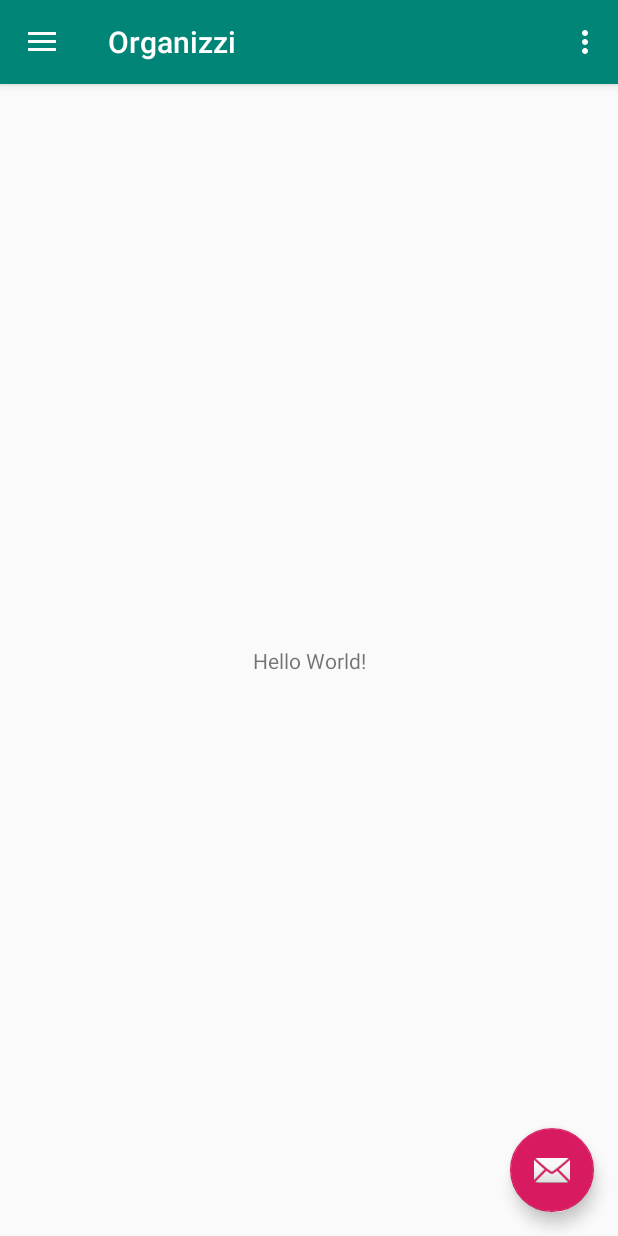
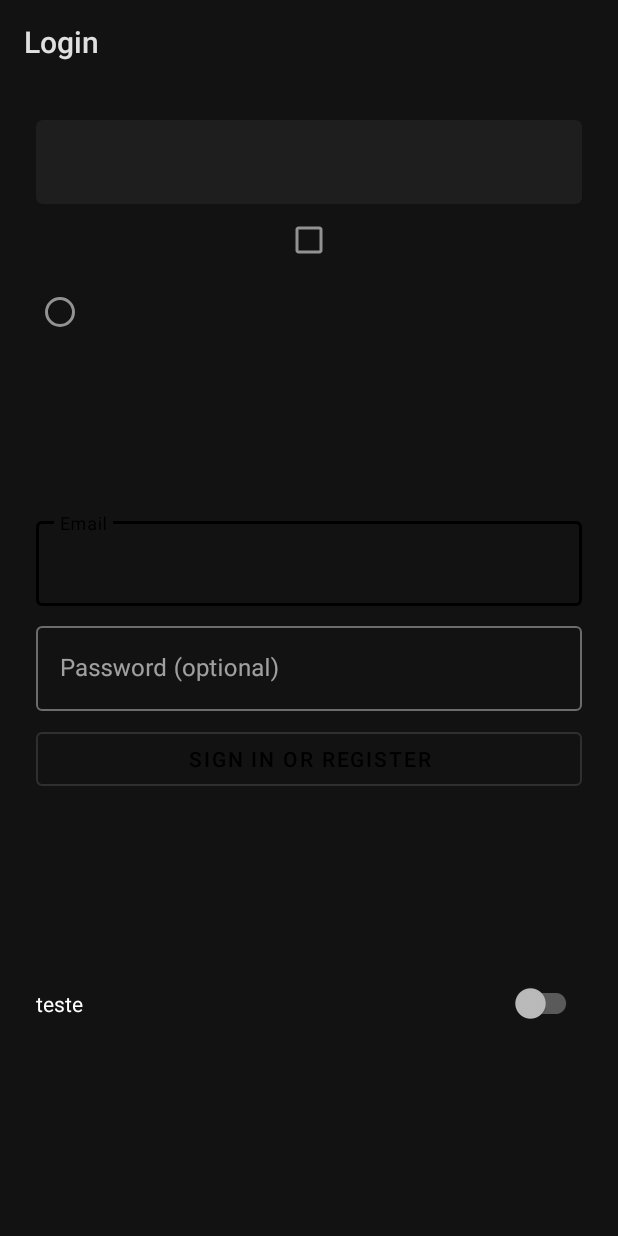
Before and after one commit to vvaltim/organizzi, an Android app: the screen it shows after launch (MainActivity before the commit, LoginActivity after it), on a phone screen of 412 x 824 dp. Run offline under Robolectric (Android 15) with nearby library versions, the phone set to English and light mode, and no system bars.

Commit message:
MaterialComponents

```diff
--- /dev/null
+++ b/app/src/main/java/com/waltervrjunior/organizzi/OrganizziApplication.kt
@@ -0,0 +1,12 @@
+package com.waltervrjunior.organizzi
+
+import android.app.Application
+import androidx.appcompat.app.AppCompatDelegate
+
+class OrganizziApplication: Application() {
+    override fun onCreate() {
+        super.onCreate()
+
+        AppCompatDelegate.setDefaultNightMode(AppCompatDelegate.MODE_NIGHT_YES)
+    }
+}
--- /dev/null
+++ b/app/src/main/java/com/waltervrjunior/organizzi/vc/LoginActivity.kt
@@ -0,0 +1,59 @@
+package com.waltervrjunior.organizzi.vc
+
+import android.animation.Animator
+import android.animation.AnimatorListenerAdapter
+import android.annotation.TargetApi
+import android.content.pm.PackageManager
+import com.google.android.material.snackbar.Snackbar
+import androidx.appcompat.app.AppCompatActivity
+import android.app.LoaderManager.LoaderCallbacks
+import android.content.CursorLoader
+import android.content.Loader
+import android.database.Cursor
+import android.net.Uri
+import android.os.AsyncTask
+import android.os.Build
+import android.os.Bundle
+import android.provider.ContactsContract
+import android.text.TextUtils
+import android.view.View
+import android.view.inputmethod.EditorInfo
+import android.widget.ArrayAdapter
+import android.widget.TextView
+
+import java.util.ArrayList
+import android.Manifest.permission.READ_CONTACTS
+import android.content.Intent
+import com.waltervrjunior.organizzi.R
+
+import kotlinx.android.synthetic.main.activity_login.*
+
+/**
+ * A login screen that offers login via email/password.
+ */
+class LoginActivity : AppCompatActivity() {
+    companion object {
+
+    }
+
+    override fun onCreate(savedInstanceState: Bundle?) {
+        super.onCreate(savedInstanceState)
+
+        setContentView(R.layout.activity_login)
+
+        password.setOnEditorActionListener(TextView.OnEditorActionListener { _, id, _ ->
+            if (id == EditorInfo.IME_ACTION_DONE || id == EditorInfo.IME_NULL) {
+                attemptLogin()
+                return@OnEditorActionListener true
+            }
+            false
+        })
+
+        email_sign_in_button.setOnClickListener { attemptLogin() }
+    }
+
+    private fun attemptLogin() {
+        startActivity(Intent(this@LoginActivity, MainActivity::class.java))
+        return
+    }
+}
--- /dev/null
+++ b/app/src/main/res/layout/activity_login.xml
@@ -0,0 +1,116 @@
+<?xml version="1.0" encoding="utf-8"?>
+<androidx.constraintlayout.widget.ConstraintLayout xmlns:android="http://schemas.android.com/apk/res/android"
+                                                   xmlns:app="http://schemas.android.com/apk/res-auto"
+                                                   xmlns:tools="http://schemas.android.com/tools"
+                                                   android:layout_width="match_parent"
+                                                   android:layout_height="match_parent"
+                                                   android:gravity="center_horizontal"
+                                                   android:orientation="vertical"
+                                                   android:paddingBottom="@dimen/activity_vertical_margin"
+                                                   android:paddingLeft="@dimen/activity_horizontal_margin"
+                                                   android:paddingRight="@dimen/activity_horizontal_margin"
+                                                   android:paddingTop="@dimen/activity_vertical_margin"
+                                                   tools:context=".vc.LoginActivity">
+
+
+    <com.google.android.material.textfield.TextInputLayout
+            style="@style/Widget.MaterialComponents.TextInputLayout.OutlinedBox"
+            android:layout_width="match_parent"
+            android:layout_height="wrap_content" android:id="@+id/textInputLayout2"
+            android:layout_marginBottom="8dp"
+            app:layout_constraintBottom_toTopOf="@+id/textInputLayout" app:layout_constraintEnd_toEndOf="parent"
+            android:layout_marginEnd="8dp" app:layout_constraintStart_toStartOf="parent"
+            android:layout_marginStart="8dp" app:layout_constraintTop_toTopOf="parent"
+            app:layout_constraintHorizontal_bias="0.5" app:layout_constraintVertical_chainStyle="packed">
+
+        <EditText
+                android:id="@+id/email"
+                android:layout_width="match_parent"
+                android:layout_height="wrap_content"
+                android:hint="@string/prompt_email"
+                android:inputType="textEmailAddress"
+                android:maxLines="1"
+                android:singleLine="true"/>
+
+    </com.google.android.material.textfield.TextInputLayout>
+
+    <com.google.android.material.textfield.TextInputLayout
+            style="@style/Widget.MaterialComponents.TextInputLayout.OutlinedBox"
+            android:layout_width="match_parent"
+            android:layout_height="wrap_content" android:id="@+id/textInputLayout"
+            android:layout_marginBottom="8dp"
+            app:layout_constraintBottom_toTopOf="@+id/email_sign_in_button" app:layout_constraintEnd_toEndOf="parent"
+            android:layout_marginEnd="8dp" app:layout_constraintStart_toStartOf="parent"
+            android:layout_marginStart="8dp" app:layout_constraintTop_toBottomOf="@+id/textInputLayout2"
+            app:layout_constraintHorizontal_bias="0.5">
+
+        <EditText
+                android:id="@+id/password"
+                android:layout_width="match_parent"
+                android:layout_height="wrap_content"
+                android:hint="@string/prompt_password"
+                android:imeActionId="6"
+                android:imeActionLabel="@string/action_sign_in_short"
+                android:imeOptions="actionUnspecified"
+                android:inputType="textPassword"
+                android:maxLines="1"
+                android:singleLine="true" android:autofillHints="" tools:targetApi="o"/>
+
+    </com.google.android.material.textfield.TextInputLayout>
+
+    <com.google.android.material.button.MaterialButton
+            android:id="@+id/email_sign_in_button"
+            android:layout_width="match_parent"
+            android:layout_height="wrap_content"
+            android:text="@string/action_sign_in"
+            android:layout_marginBottom="8dp"
+            android:layout_marginEnd="8dp"
+            android:layout_marginStart="8dp"
+            app:layout_constraintBottom_toBottomOf="parent"
+            app:layout_constraintEnd_toEndOf="parent"
+            app:layout_constraintStart_toStartOf="parent"
+            app:layout_constraintTop_toBottomOf="@+id/textInputLayout"
+            app:layout_constraintHorizontal_bias="0.5"
+            style="@style/Widget.MaterialComponents.Button.OutlinedButton"/>
+
+    <com.google.android.material.card.MaterialCardView android:layout_width="match_parent"
+                                                       android:layout_height="56dp"
+                                                       app:layout_constraintEnd_toEndOf="parent"
+                                                       android:layout_marginEnd="8dp"
+                                                       app:layout_constraintStart_toStartOf="parent"
+                                                       android:layout_marginStart="8dp" android:layout_marginTop="8dp"
+                                                       app:layout_constraintTop_toTopOf="parent"
+                                                       android:id="@+id/materialCardView"/>
+
+    <com.google.android.material.checkbox.MaterialCheckBox android:layout_width="match_parent"
+                                                           android:layout_height="0dp"
+                                                           app:layout_constraintTop_toBottomOf="@+id/materialCardView"
+                                                           app:layout_constraintEnd_toEndOf="parent"
+                                                           android:layout_marginEnd="8dp"
+                                                           app:layout_constraintStart_toStartOf="parent"
+                                                           android:layout_marginStart="8dp"
+                                                           android:id="@+id/materialCheckBox"/>
+
+    <com.google.android.material.radiobutton.MaterialRadioButton android:layout_width="match_parent"
+                                                                 android:layout_height="wrap_content"
+                                                                 android:layout_marginStart="8dp"
+                                                                 app:layout_constraintTop_toBottomOf="@+id/materialCheckBox"
+                                                                 app:layout_constraintStart_toStartOf="parent"
+                                                                 app:layout_constraintEnd_toEndOf="parent"
+                                                                 android:layout_marginEnd="8dp"
+                                                                 android:id="@+id/materialRadioButton"/>
+    <com.google.android.material.switchmaterial.SwitchMaterial android:layout_width="0dp"
+                                                               android:layout_height="0dp"
+                                                               app:layout_constraintEnd_toEndOf="parent"
+                                                               android:layout_marginEnd="8dp"
+                                                               app:layout_constraintStart_toStartOf="parent"
+                                                               android:layout_marginStart="8dp"
+                                                               android:layout_marginBottom="8dp"
+                                                               app:layout_constraintBottom_toBottomOf="parent"
+                                                               android:layout_marginTop="8dp"
+                                                               app:layout_constraintTop_toBottomOf="@+id/email_sign_in_button"
+                                                               app:useMaterialThemeColors="false"
+    android:text="teste"/>
+
+
+</androidx.constraintlayout.widget.ConstraintLayout>
--- a/app/src/main/res/layout/app_bar_main.xml
+++ b/app/src/main/res/layout/app_bar_main.xml
@@ -5,7 +5,7 @@
         xmlns:tools="http://schemas.android.com/tools"
         android:layout_width="match_parent"
         android:layout_height="match_parent"
-        tools:context=".MainActivity">
+        tools:context=".vc.MainActivity">
 
     <com.google.android.material.appbar.AppBarLayout
             android:layout_height="wrap_content"
--- a/app/src/main/res/layout/content_main.xml
+++ b/app/src/main/res/layout/content_main.xml
@@ -7,7 +7,7 @@
         android:layout_height="match_parent"
         app:layout_behavior="@string/appbar_scrolling_view_behavior"
         tools:showIn="@layout/app_bar_main"
-        tools:context=".MainActivity">
+        tools:context=".vc.MainActivity">
 
     <TextView
             android:layout_width="wrap_content"
--- /dev/null
+++ b/app/src/main/res/values-night/styles.xml
@@ -0,0 +1,20 @@
+<resources>
+
+    <!-- Base application theme. -->
+    <style name="AppTheme" parent="Theme.MaterialComponents">
+        <!-- Customize your theme here. -->
+        <item name="android:windowLightStatusBar">false</item>
+        <item name="colorPrimary">@android:color/black</item>
+        <item name="colorPrimaryDark">@android:color/black</item>
+        <item name="colorAccent">@android:color/white</item>
+        <!--<item name="android:statusBarColor">@android:color/transparent</item>-->
+        <!--<item name="android:windowTranslucentStatus">true</item>-->
+    </style>
+    <style name="AppTheme.NoActionBar">
+        <item name="windowActionBar">false</item>
+        <item name="windowNoTitle">true</item>
+    </style>
+    <style name="AppTheme.AppBarOverlay" parent="ThemeOverlay.AppCompat.Dark.ActionBar"/>
+    <style name="AppTheme.PopupOverlay" parent="ThemeOverlay.AppCompat.Light"/>
+
+</resources>
--- a/app/src/main/res/values-v21/styles.xml
+++ /dev/null
@@ -1,7 +0,0 @@
-<resources>
-    <style name="AppTheme.NoActionBar">
-        <item name="windowActionBar">false</item>
-        <item name="windowNoTitle">true</item>
-        <item name="android:statusBarColor">@android:color/transparent</item>
-    </style>
-</resources>
--- a/app/src/main/res/values/strings.xml
+++ b/app/src/main/res/values/strings.xml
@@ -6,4 +6,15 @@
     <string name="nav_header_subtitle">android.studio@android.com</string>
     <string name="nav_header_desc">Navigation header</string>
     <string name="action_settings">Settings</string>
+    <string name="title_activity_login">Login</string>
+    <!-- Strings related to login -->
+    <string name="prompt_email">Email</string>
+    <string name="prompt_password">Password (optional)</string>
+    <string name="action_sign_in">Sign in or register</string>
+    <string name="action_sign_in_short">Sign in</string>
+    <string name="error_invalid_email">This email address is invalid</string>
+    <string name="error_invalid_password">This password is too short</string>
+    <string name="error_incorrect_password">This password is incorrect</string>
+    <string name="error_field_required">This field is required</string>
+    <string name="permission_rationale">"Contacts permissions are needed for providing email completions."</string>
 </resources>
--- a/app/src/main/res/values/styles.xml
+++ b/app/src/main/res/values/styles.xml
@@ -1,17 +1,23 @@
 <resources>
 
     <!-- Base application theme. -->
-    <style name="AppTheme" parent="Theme.AppCompat.Light.DarkActionBar">
+    <style name="AppTheme" parent="Theme.MaterialComponents.Light">
         <!-- Customize your theme here. -->
+        <item name="android:windowLightStatusBar">true</item>
+        <!--<item name="colorPrimary">@android:color/white</item>-->
         <item name="colorPrimary">@color/colorPrimary</item>
+        <!--<item name="colorPrimaryDark">@android:color/white</item>-->
         <item name="colorPrimaryDark">@color/colorPrimaryDark</item>
+        <!--<item name="colorAccent">@android:color/black</item>-->
         <item name="colorAccent">@color/colorAccent</item>
+        <!--<item name="android:statusBarColor">@android:color/transparent</item>-->
+        <!--<item name="android:windowTranslucentStatus">true</item>-->
     </style>
     <style name="AppTheme.NoActionBar">
         <item name="windowActionBar">false</item>
         <item name="windowNoTitle">true</item>
     </style>
-    <style name="AppTheme.AppBarOverlay" parent="ThemeOverlay.AppCompat.Dark.ActionBar"/>
+    <style name="AppTheme.AppBarOverlay" parent="ThemeOverlay.AppCompat.ActionBar"/>
     <style name="AppTheme.PopupOverlay" parent="ThemeOverlay.AppCompat.Light"/>
 
 </resources>
--- a/build.gradle
+++ b/build.gradle
@@ -10,8 +10,9 @@ buildscript {
     dependencies {
         classpath 'com.android.tools.build:gradle:3.3.1'
         classpath "org.jetbrains.kotlin:kotlin-gradle-plugin:$kotlin_version"
-        // NOTE: Do not place your application dependencies here; they belong
-        // in the individual module build.gradle files
+
+        //firebase
+        classpath 'com.google.gms:google-services:4.2.0'
     }
 }
 
```
Also changed, not shown: app/build.gradle (+16 -7 lines), app/src/main/AndroidManifest.xml (+15 -5 lines), app/src/main/java/com/waltervrjunior/organizzi/vc/MainActivity.kt (renamed from app/src/main/java/com/waltervrjunior/organizzi/MainActivity.kt, +5 -2 lines), 1 other file.
